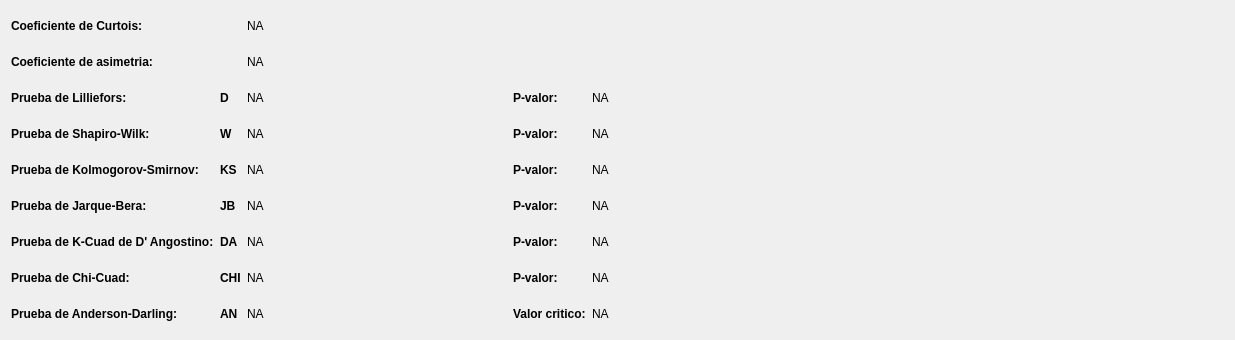
vasha54/apm, file view/ui/widget_test_normal_residual_not_scale.ui: the form before one commit.
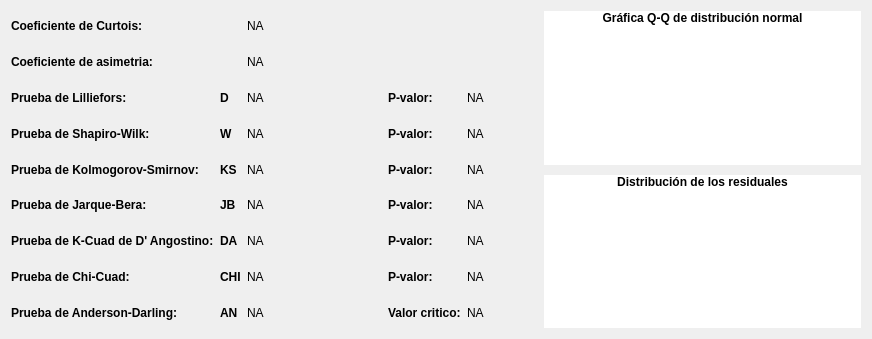
The form after the commit.

Commit message: Subiendo cambios en el disenno visual de las graficas de las pruebas residuales no escalados y estundenzidos

The edit to the form file:
```diff
--- a/view/ui/widget_test_normal_residual_not_scale.ui
+++ b/view/ui/widget_test_normal_residual_not_scale.ui
@@ -6,8 +6,8 @@
    <rect>
     <x>0</x>
     <y>0</y>
-    <width>1235</width>
-    <height>340</height>
+    <width>872</width>
+    <height>339</height>
    </rect>
   </property>
   <property name="windowTitle">
@@ -812,47 +812,155 @@
     </layout>
    </item>
    <item>
-    <layout class="QVBoxLayout" name="verticalLayout">
+    <layout class="QVBoxLayout" name="verticalLayout_6">
      <property name="spacing">
       <number>0</number>
      </property>
      <item>
-      <widget class="QWidget" name="widgetGraphOne" native="true">
-       <property name="sizePolicy">
-        <sizepolicy hsizetype="Minimum" vsizetype="Minimum">
-         <horstretch>0</horstretch>
-         <verstretch>0</verstretch>
-        </sizepolicy>
+      <layout class="QVBoxLayout" name="verticalLayout_3">
+       <property name="spacing">
+        <number>0</number>
        </property>
-       <layout class="QVBoxLayout" name="verticalLayout_4"/>
-      </widget>
+       <item>
+        <widget class="QLabel" name="labelTitleChartQQ">
+         <property name="sizePolicy">
+          <sizepolicy hsizetype="Preferred" vsizetype="Maximum">
+           <horstretch>0</horstretch>
+           <verstretch>0</verstretch>
+          </sizepolicy>
+         </property>
+         <property name="font">
+          <font>
+           <weight>75</weight>
+           <bold>true</bold>
+          </font>
+         </property>
+         <property name="styleSheet">
+          <string notr="true">background-color: rgb(255, 255, 255);</string>
+         </property>
+         <property name="text">
+          <string>Gráfica Q-Q de distribución normal</string>
+         </property>
+         <property name="alignment">
+          <set>Qt::AlignCenter</set>
+         </property>
+        </widget>
+       </item>
+       <item>
+        <widget class="QWidget" name="widgetGraphOne" native="true">
+         <property name="sizePolicy">
+          <sizepolicy hsizetype="Minimum" vsizetype="Minimum">
+           <horstretch>0</horstretch>
+           <verstretch>0</verstretch>
+          </sizepolicy>
+         </property>
+         <property name="autoFillBackground">
+          <bool>false</bool>
+         </property>
+         <property name="styleSheet">
+          <string notr="true">background-color: rgb(255, 255, 255);</string>
+         </property>
+         <layout class="QVBoxLayout" name="verticalLayout_4">
+          <property name="spacing">
+           <number>0</number>
+          </property>
+          <property name="leftMargin">
+           <number>0</number>
+          </property>
+          <property name="topMargin">
+           <number>0</number>
+          </property>
+          <property name="rightMargin">
+           <number>0</number>
+          </property>
+          <property name="bottomMargin">
+           <number>0</number>
+          </property>
+         </layout>
+        </widget>
+       </item>
+      </layout>
      </item>
      <item>
-      <spacer name="horizontalSpacer_19">
+      <spacer name="verticalSpacer">
        <property name="orientation">
-        <enum>Qt::Horizontal</enum>
+        <enum>Qt::Vertical</enum>
        </property>
        <property name="sizeType">
-        <enum>QSizePolicy::Minimum</enum>
+        <enum>QSizePolicy::Maximum</enum>
        </property>
        <property name="sizeHint" stdset="0">
         <size>
-         <width>288</width>
-         <height>15</height>
+         <width>10</width>
+         <height>10</height>
         </size>
        </property>
       </spacer>
      </item>
      <item>
-      <widget class="QWidget" name="widgetGraphTwo" native="true">
-       <property name="sizePolicy">
-        <sizepolicy hsizetype="Minimum" vsizetype="Minimum">
-         <horstretch>0</horstretch>
-         <verstretch>0</verstretch>
-        </sizepolicy>
+      <layout class="QVBoxLayout" name="verticalLayout">
+       <property name="spacing">
+        <number>0</number>
        </property>
-       <layout class="QVBoxLayout" name="verticalLayout_5"/>
-      </widget>
+       <item>
+        <widget class="QLabel" name="labelTitleDistributionResidual">
+         <property name="sizePolicy">
+          <sizepolicy hsizetype="Preferred" vsizetype="Maximum">
+           <horstretch>0</horstretch>
+           <verstretch>0</verstretch>
+          </sizepolicy>
+         </property>
+         <property name="font">
+          <font>
+           <weight>75</weight>
+           <bold>true</bold>
+          </font>
+         </property>
+         <property name="styleSheet">
+          <string notr="true">background-color: rgb(255, 255, 255);</string>
+         </property>
+         <property name="text">
+          <string>Distribución de los residuales</string>
+         </property>
+         <property name="alignment">
+          <set>Qt::AlignCenter</set>
+         </property>
+        </widget>
+       </item>
+       <item>
+        <widget class="QWidget" name="widgetGraphTwo" native="true">
+         <property name="sizePolicy">
+          <sizepolicy hsizetype="Minimum" vsizetype="Minimum">
+           <horstretch>0</horstretch>
+           <verstretch>0</verstretch>
+          </sizepolicy>
+         </property>
+         <property name="autoFillBackground">
+          <bool>false</bool>
+         </property>
+         <property name="styleSheet">
+          <string notr="true">background-color: rgb(255, 255, 255);</string>
+         </property>
+         <layout class="QVBoxLayout" name="verticalLayout_5">
+          <property name="spacing">
+           <number>0</number>
+          </property>
+          <property name="leftMargin">
+           <number>0</number>
+          </property>
+          <property name="topMargin">
+           <number>0</number>
+          </property>
+          <property name="rightMargin">
+           <number>0</number>
+          </property>
+          <property name="bottomMargin">
+           <number>0</number>
+          </property>
+         </layout>
+        </widget>
+       </item>
+      </layout>
      </item>
     </layout>
    </item>
```
The commit also changes 5 other files.
